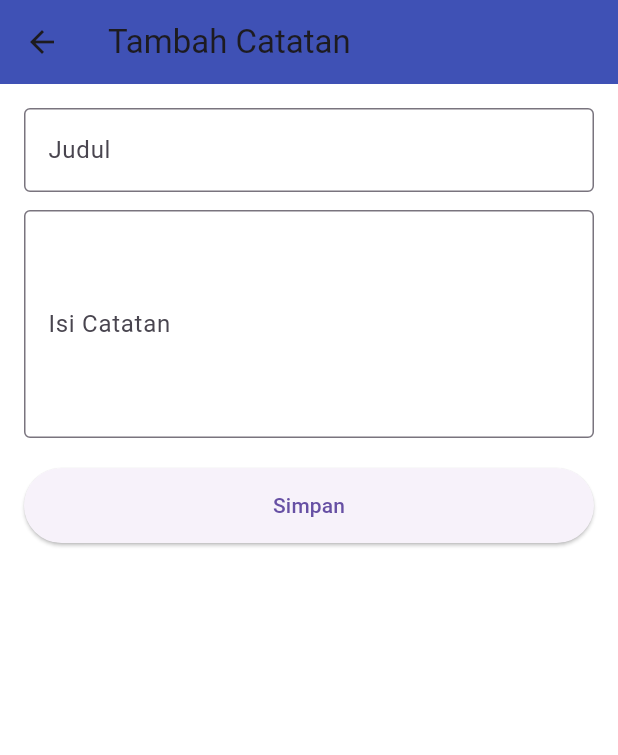
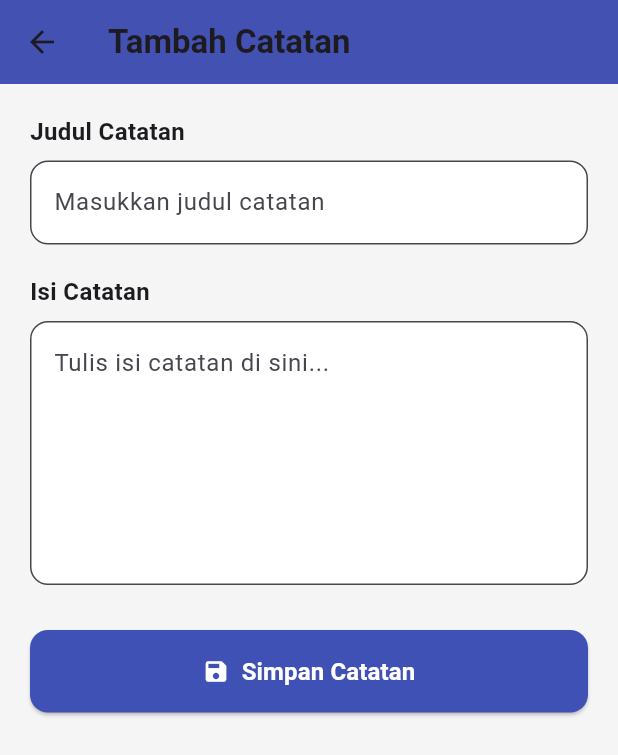
Before and after one commit to mardlian030405/SERAT-DIGITAL-PEMROGRAMAN-MOBILE, a Flutter app: the NoteFormPage screen opened by its route, on a phone screen of 412 x 824 dp. Shown: the top 755 px of the screen. Run offline on Flutter 3.47's test engine with Material 3 defaults, Android fonts, the phone set to English and light mode, and no system bars; our stand-ins replace sqflite; accounts and stored records are empty.

Commit message:
update perbaikan bug

```diff
--- a/lib/pages/home_page.dart
+++ b/lib/pages/home_page.dart
@@ -5,7 +5,7 @@ import '../widgets/book_card.dart';
 import 'chatbot_page.dart';
 import 'language_detector_page.dart';
 import 'all_books_page.dart';
-import 'drawing_page.dart'; // Tambahkan import untuk halaman menggambar
+import 'drawing_page.dart';
 
 class HomePage extends StatelessWidget {
   const HomePage({super.key});
--- a/lib/pages/note_form_page.dart
+++ b/lib/pages/note_form_page.dart
@@ -51,49 +51,84 @@ class _NoteFormPageState extends State<NoteFormPage> {
         );
         await NoteDatabase.instance.create(newNote);
       }
-      Navigator.of(context).pop(true); // memberi sinyal bahwa ada perubahan
+      Navigator.of(context).pop(true);
     }
   }
 
   @override
   Widget build(BuildContext context) {
     return Scaffold(
+      backgroundColor: Colors.grey[100], // Background lembut
       appBar: AppBar(
-        title: Text(_isEditing ? 'Edit Catatan' : 'Tambah Catatan'),
+        title: Text(
+          _isEditing ? 'Edit Catatan' : 'Tambah Catatan',
+          style: const TextStyle(fontWeight: FontWeight.bold),
+        ),
         backgroundColor: Colors.indigo,
+        elevation: 4,
       ),
-      body: Padding(
-        padding: const EdgeInsets.all(16),
+      body: SingleChildScrollView(
+        padding: const EdgeInsets.all(20),
         child: Form(
           key: _formKey,
           child: Column(
+            crossAxisAlignment: CrossAxisAlignment.start,
             children: [
+              const Text(
+                'Judul Catatan',
+                style: TextStyle(fontSize: 16, fontWeight: FontWeight.w600),
+              ),
+              const SizedBox(height: 8),
               TextFormField(
                 controller: _titleController,
-                decoration: const InputDecoration(
-                  labelText: 'Judul',
-                  border: OutlineInputBorder(),
+                decoration: InputDecoration(
+                  filled: true,
+                  fillColor: Colors.white,
+                  hintText: 'Masukkan judul catatan',
+                  border: OutlineInputBorder(
+                    borderRadius: BorderRadius.circular(12),
+                  ),
                 ),
                 validator: (value) => value == null || value.isEmpty ? 'Judul tidak boleh kosong' : null,
               ),
-              const SizedBox(height: 12),
+              const SizedBox(height: 20),
+              const Text(
+                'Isi Catatan',
+                style: TextStyle(fontSize: 16, fontWeight: FontWeight.w600),
+              ),
+              const SizedBox(height: 8),
               TextFormField(
                 controller: _contentController,
-                decoration: const InputDecoration(
-                  labelText: 'Isi Catatan',
-                  border: OutlineInputBorder(),
+                decoration: InputDecoration(
+                  filled: true,
+                  fillColor: Colors.white,
+                  hintText: 'Tulis isi catatan di sini...',
+                  border: OutlineInputBorder(
+                    borderRadius: BorderRadius.circular(12),
+                  ),
                 ),
-                maxLines: 5,
+                maxLines: 6,
                 validator: (value) => value == null || value.isEmpty ? 'Isi catatan tidak boleh kosong' : null,
               ),
-              const SizedBox(height: 20),
-              ElevatedButton(
-                onPressed: _saveNote,
-                style: ElevatedButton.styleFrom(
-                  minimumSize: const Size.fromHeight(50),
+              const SizedBox(height: 30),
+              SizedBox(
+                width: double.infinity,
+                child: ElevatedButton.icon(
+                  onPressed: _saveNote,
+                  style: ElevatedButton.styleFrom(
+                    backgroundColor: Colors.indigo,
+                    padding: const EdgeInsets.symmetric(vertical: 16),
+                    shape: RoundedRectangleBorder(
+                      borderRadius: BorderRadius.circular(12),
+                    ),
+                  ),
+                  icon: const Icon(Icons.save, color: Colors.white),
+                  label: Text(
+                    _isEditing ? 'Update Catatan' : 'Simpan Catatan',
+                    style: const TextStyle(fontSize: 16, fontWeight: FontWeight.w600, color: Colors.white),
+                  ),
                 ),
-                child: Text(_isEditing ? 'Update' : 'Simpan'),
-              )
+              ),
             ],
           ),
         ),
```
Also changed, not shown: lib/pages/note_detail_page.dart (added, +41 -0 lines), lib/pages/note_list_page.dart (+80 -32 lines).
